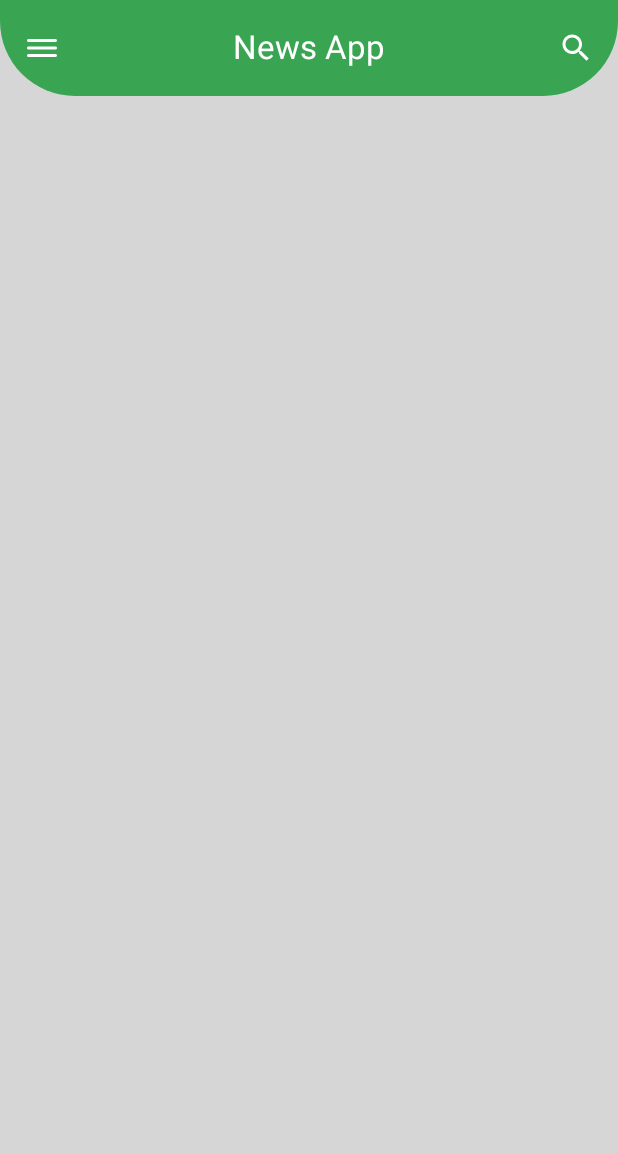
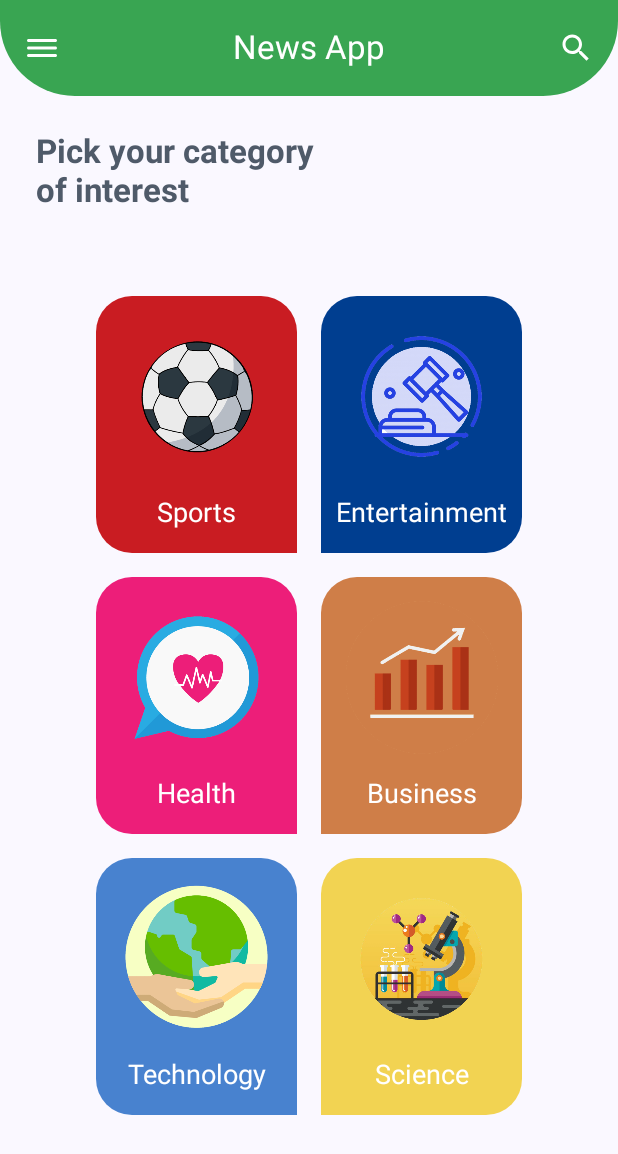
Before and after one commit to Hossam-Elgmmal/news-app-route, an Android app built with Jetpack Compose: the screen it shows after launch (MainActivity), on a phone screen of 412 x 824 dp. Shown: the top 1154 px of the screen. Run offline under Robolectric (Android 15) with nearby library versions, the phone set to English and light mode, and no system bars.

Commit message:
finished navigating from All Categories to Category Content

```diff
--- a/app/build.gradle.kts
+++ b/app/build.gradle.kts
@@ -72,4 +72,5 @@ dependencies {
     implementation("com.squareup.retrofit2:retrofit:2.9.0")
     implementation("com.squareup.retrofit2:converter-gson:2.9.0")
     implementation("com.github.bumptech.glide:compose:1.0.0-beta01")
+    implementation("androidx.navigation:navigation-compose:2.7.7")
 }
--- a/app/src/main/AndroidManifest.xml
+++ b/app/src/main/AndroidManifest.xml
@@ -2,6 +2,7 @@
 <manifest xmlns:android="http://schemas.android.com/apk/res/android"
     xmlns:tools="http://schemas.android.com/tools">
 
+    <uses-permission android:name="android.permission.ACCESS_NETWORK_STATE" />
     <uses-permission android:name="android.permission.INTERNET" />
     <application
         android:allowBackup="true"
--- a/app/src/main/java/com/route/newsapp/MainActivity.kt
+++ b/app/src/main/java/com/route/newsapp/MainActivity.kt
@@ -12,8 +12,13 @@ import androidx.compose.runtime.Composable
 import androidx.compose.runtime.rememberCoroutineScope
 import androidx.compose.ui.Modifier
 import androidx.compose.ui.tooling.preview.Preview
+import androidx.navigation.NavType
+import androidx.navigation.compose.NavHost
+import androidx.navigation.compose.composable
+import androidx.navigation.compose.rememberNavController
+import androidx.navigation.navArgument
 import com.route.newsapp.ui.theme.NewsAppTheme
-import com.route.newsapp.utils.AllCategories
+import com.route.newsapp.utils.AllCategoriesGrid
 import com.route.newsapp.utils.CategoryContent
 import com.route.newsapp.utils.DrawerSheet
 import com.route.newsapp.utils.NewsAppBar
@@ -39,8 +44,8 @@ fun MainContent() {
     val drawerState = rememberDrawerState(initialValue = DrawerValue.Closed)
     val scope = rememberCoroutineScope()
 
-    ModalNavigationDrawer(drawerState = drawerState,
-
+    ModalNavigationDrawer(
+        drawerState = drawerState,
         drawerContent = {
             DrawerSheet()
         }
@@ -53,12 +58,25 @@ fun MainContent() {
                     }
                 }
             })
-        {
-            AllCategories(
-                Modifier
-                    .padding(top = it.calculateTopPadding())
-            )
-            CategoryContent(Modifier.padding(top = it.calculateTopPadding()))
+        { paddingValues ->
+            val navController = rememberNavController()
+            NavHost(
+                navController = navController, startDestination = "categories",
+                modifier = Modifier.padding(top = paddingValues.calculateTopPadding())
+            ) {
+                composable("categories") {
+                    AllCategoriesGrid(navController)
+                }
+                composable(
+                    "News/{category_index}",
+                    arguments = listOf(navArgument("category_index") {
+                        type = NavType.IntType
+                    })
+                ) { navBackStackEntry ->
+                    val index = navBackStackEntry.arguments?.getInt("category_index") ?: 0
+                    CategoryContent(navController, index)
+                }
+            }
         }
     }
 }
--- a/app/src/main/java/com/route/newsapp/model/Constants.kt
+++ b/app/src/main/java/com/route/newsapp/model/Constants.kt
@@ -11,14 +11,14 @@ object Constants {
 
     const val API_KEY = "e4c423ac8f614e7a8214620d38ccca29"
     val CATEGORIES_NAMES =
-        listOf("sports", "politics", "health", "business", "environment", "science")
+        listOf("sports", "entertainment", "health", "business", "technology", "science")
 
     val ALL_CATEGORIES = listOf(
         Category(),
-        Category(CATEGORIES_NAMES[1], R.drawable.img_politics, R.string.politics, Blue),
+        Category(CATEGORIES_NAMES[1], R.drawable.img_politics, R.string.entertainment, Blue),
         Category(CATEGORIES_NAMES[2], R.drawable.img_health, R.string.health, Pink),
         Category(CATEGORIES_NAMES[3], R.drawable.img_business, R.string.business, Orange),
-        Category(CATEGORIES_NAMES[4], R.drawable.img_environment, R.string.environment, LightBlue),
+        Category(CATEGORIES_NAMES[4], R.drawable.img_environment, R.string.technology, LightBlue),
         Category(CATEGORIES_NAMES[5], R.drawable.img_science, R.string.science, Yellow),
 
         )
--- a/app/src/main/java/com/route/newsapp/utils/CaregoriesGrid.kt
+++ b/app/src/main/java/com/route/newsapp/utils/AllCaregoriesGrid.kt
@@ -1,6 +1,7 @@
 package com.route.newsapp.utils
 
 import androidx.compose.foundation.Image
+import androidx.compose.foundation.clickable
 import androidx.compose.foundation.layout.Arrangement
 import androidx.compose.foundation.layout.Column
 import androidx.compose.foundation.layout.aspectRatio
@@ -26,17 +27,19 @@ import androidx.compose.ui.text.font.FontWeight
 import androidx.compose.ui.tooling.preview.Preview
 import androidx.compose.ui.unit.dp
 import androidx.compose.ui.unit.sp
+import androidx.navigation.NavHostController
+import androidx.navigation.compose.rememberNavController
 import com.route.newsapp.R
 import com.route.newsapp.model.Category
 import com.route.newsapp.model.Constants
 import com.route.newsapp.ui.theme.Gray
 
-@Preview(showSystemUi = true, showBackground = true)
+@Preview(showBackground = true, showSystemUi = true)
 @Composable
-fun AllCategories(modifier: Modifier = Modifier) {
+fun AllCategoriesGrid(navController: NavHostController = rememberNavController()) {
 
     Column(
-        modifier = modifier
+        modifier = Modifier
             .padding(24.dp)
             .fillMaxSize()
     ) {
@@ -52,24 +55,30 @@ fun AllCategories(modifier: Modifier = Modifier) {
             verticalArrangement = Arrangement.Center,
             modifier = Modifier.fillMaxSize()
         ) {
-            items(Constants.ALL_CATEGORIES.size) {
-                CategoryItem(Constants.ALL_CATEGORIES[it], it)
+            items(Constants.ALL_CATEGORIES.size) { position ->
+                CategoryItem(Constants.ALL_CATEGORIES[position], position) {
+
+                    navController.navigate("News/$position")
+
+                }
             }
         }
     }
 }
 
 @Composable
-fun CategoryItem(category: Category = Category(), index: Int) {
+fun CategoryItem(category: Category = Category(), index: Int, onCardClick: () -> Unit = {}) {
     Card(
         colors = CardDefaults.cardColors(
             containerColor = category.color
         ),
-        modifier = Modifier.padding(8.dp),
+        modifier = Modifier
+            .padding(8.dp)
+            .clickable { onCardClick() },
         shape = if (index % 2 == 0) {
+            RoundedCornerShape(24.dp, 24.dp, 0.dp, 24.dp)
+        } else {
             RoundedCornerShape(24.dp, 24.dp, 24.dp, 0.dp)
-        } else {
-            RoundedCornerShape(24.dp, 24.dp, 0.dp, 24.dp)
         }
     ) {
         Image(
@@ -85,7 +94,7 @@ fun CategoryItem(category: Category = Category(), index: Int) {
         )
         Text(
             text = stringResource(id = category.titleId),
-            style = TextStyle(Color.White, 22.sp, FontWeight.Normal),
+            style = TextStyle(Color.White, 18.sp, FontWeight.Normal),
             modifier = Modifier
                 .padding(bottom = 16.dp)
                 .align(Alignment.CenterHorizontally)
--- /dev/null
+++ b/app/src/main/java/com/route/newsapp/utils/CustomDrawerItem.kt
@@ -0,0 +1,38 @@
+package com.route.newsapp.utils
+
+import androidx.compose.foundation.shape.RoundedCornerShape
+import androidx.compose.material3.Icon
+import androidx.compose.material3.NavigationDrawerItem
+import androidx.compose.material3.Text
+import androidx.compose.runtime.Composable
+import androidx.compose.ui.graphics.Color
+import androidx.compose.ui.res.painterResource
+import androidx.compose.ui.res.stringResource
+import androidx.compose.ui.text.TextStyle
+import androidx.compose.ui.text.font.FontWeight
+import androidx.compose.ui.unit.dp
+import androidx.compose.ui.unit.sp
+
+@Composable
+fun CustomDrawerItem(iconId: Int, textId: Int, onClick: () -> Unit) {
+    NavigationDrawerItem(
+        label = {
+            Text(
+                text = stringResource(id = textId), style = TextStyle(
+                    Color.Black, 18.sp,
+                    FontWeight.Bold
+                )
+            )
+        },
+        icon = {
+            Icon(
+                painter = painterResource(id = iconId),
+                contentDescription = stringResource(id = textId),
+                tint = Color.Black
+            )
+        },
+        shape = RoundedCornerShape(16.dp),
+        selected = false,
+        onClick = onClick
+    )
+}
--- a/app/src/main/java/com/route/newsapp/utils/CustomTextButton.kt
+++ /dev/null
@@ -1,42 +0,0 @@
-package com.route.newsapp.utils
-
-import androidx.compose.foundation.layout.Spacer
-import androidx.compose.foundation.layout.fillMaxWidth
-import androidx.compose.foundation.layout.padding
-import androidx.compose.material3.Icon
-import androidx.compose.material3.Text
-import androidx.compose.material3.TextButton
-import androidx.compose.runtime.Composable
-import androidx.compose.ui.Modifier
-import androidx.compose.ui.graphics.Color
-import androidx.compose.ui.res.painterResource
-import androidx.compose.ui.res.stringResource
-import androidx.compose.ui.text.TextStyle
-import androidx.compose.ui.text.font.FontWeight
-import androidx.compose.ui.unit.dp
-import androidx.compose.ui.unit.sp
-
-@Composable
-fun CustomTextButton(iconId: Int, textId: Int, onClick: () -> Unit) {
-    TextButton(
-        onClick = onClick,
-        modifier = Modifier
-            .fillMaxWidth()
-            .padding(16.dp, 0.dp)
-    ) {
-        Icon(
-            painter = painterResource(id = iconId),
-            contentDescription = "settings", tint = Color.Black
-        )
-        Spacer(modifier = Modifier.padding(4.dp))
-        Text(
-            text = stringResource(textId),
-            style = TextStyle(
-                fontSize = 24.sp,
-                fontWeight = FontWeight.Bold,
-                color = Color.Black
-            )
-        )
-        Spacer(modifier = Modifier.fillMaxWidth())
-    }
-}
--- a/app/src/main/java/com/route/newsapp/utils/DrawerSheet.kt
+++ b/app/src/main/java/com/route/newsapp/utils/DrawerSheet.kt
@@ -12,11 +12,13 @@ import androidx.compose.ui.res.stringResource
 import androidx.compose.ui.text.TextStyle
 import androidx.compose.ui.text.font.FontWeight
 import androidx.compose.ui.text.style.TextAlign
+import androidx.compose.ui.tooling.preview.Preview
 import androidx.compose.ui.unit.dp
 import androidx.compose.ui.unit.sp
 import com.route.newsapp.R
 import com.route.newsapp.ui.theme.Green
 
+@Preview(showBackground = true, showSystemUi = true)
 @Composable
 fun DrawerSheet() {
     ModalDrawerSheet(
@@ -36,7 +38,8 @@ fun DrawerSheet() {
                 .padding(0.dp, 24.dp)
                 .fillMaxWidth()
         )
-        CustomTextButton(R.drawable.ic_categories, R.string.categories) {}
-        CustomTextButton(R.drawable.ic_settings, R.string.settings) {}
+        CustomDrawerItem(R.drawable.ic_categories, R.string.categories) {}
+        CustomDrawerItem(R.drawable.ic_settings, R.string.settings) {}
+
     }
 }
--- a/app/src/main/java/com/route/newsapp/utils/NewsTabRow.kt
+++ b/app/src/main/java/com/route/newsapp/utils/NewsTabRow.kt
@@ -25,7 +25,7 @@ import retrofit2.Callback
 import retrofit2.Response
 
 @Composable
-fun NewsTabRow(onTabSelected: (sourceID: String) -> Unit) {
+fun NewsTabRow(categoryIndex: Int, onTabSelected: (sourceID: String) -> Unit) {
     val selectedIndex = remember {
         mutableIntStateOf(0)
     }
@@ -36,7 +36,7 @@ fun NewsTabRow(onTabSelected: (sourceID: String) -> Unit) {
     LaunchedEffect(Unit) {
         ApiManager
             .getNewsServices()
-            .getNewsSources(Constants.API_KEY, Constants.CATEGORIES_NAMES[0])
+            .getNewsSources(Constants.API_KEY, Constants.CATEGORIES_NAMES[categoryIndex])
             .enqueue(object : Callback<SourcesResponse> {
                 override fun onResponse(
                     call: Call<SourcesResponse>,
--- a/app/src/main/res/values/strings.xml
+++ b/app/src/main/res/values/strings.xml
@@ -12,8 +12,9 @@
     <string name="pick_your_category">Pick your category \nof interest</string>
     <string name="sports">Sports</string>
     <string name="science">Science</string>
-    <string name="environment">Environment</string>
+    <string name="technology">Technology</string>
     <string name="business">Business</string>
     <string name="health">Health</string>
-    <string name="politics">Politics</string>
+    <string name="entertainment">Entertainment</string>
+    <string name="no_internet">No Internet!</string>
 </resources>
```
Also changed, not shown: app/src/main/java/com/route/newsapp/utils/CategoryContent.kt (+86 -9 lines), app/src/main/res/drawable/ic_no_wifi.xml (added, +14 -0 lines).
